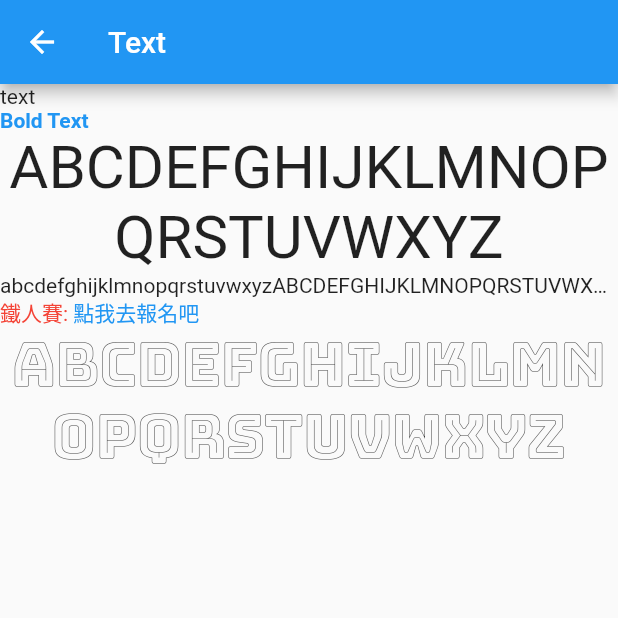
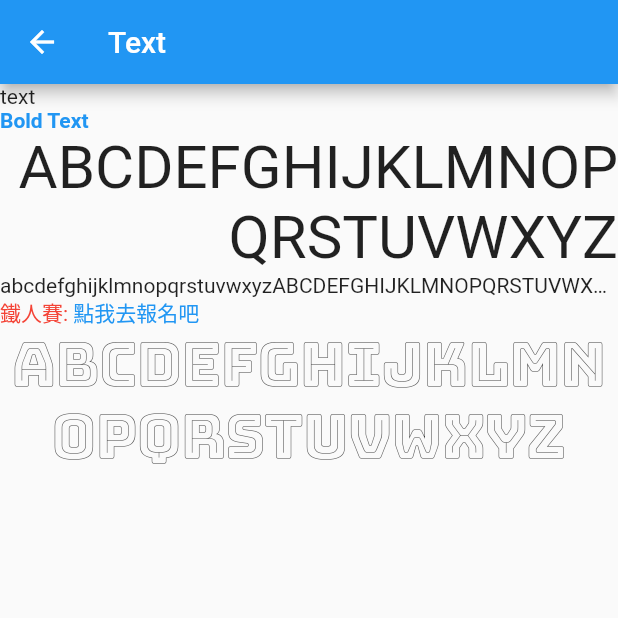
Before and after one commit to swcleo/ithome_flutter, a Flutter app: the screen it shows after launch, after a tap on "Text", on a phone screen of 412 x 824 dp, the top half of it. Run offline on Flutter 3.47's test engine with Material 2 defaults, Android fonts, the phone set to English and light mode, and no system bars.

Commit message:
text image

```diff
--- a/my_widgets/lib/main.dart
+++ b/my_widgets/lib/main.dart
@@ -8,6 +8,7 @@ import 'screen/button.screen.dart';
 import 'screen/form.screen.dart';
 import 'screen/layout.screen.dart';
 import 'screen/container.screen.dart';
+import 'screen/scroll.screen.dart';
 
 void main() => runApp(MyApp());
 
@@ -27,6 +28,7 @@ class MyApp extends StatelessWidget {
         '/form': (context) => FormScreen(),
         '/layout': (context) => LayoutScreen(),
         '/container': (context) => ContainerScreen(),
+        '/scroll': (context) => ScrollScreen(),
       },
     );
   }
--- a/my_widgets/lib/screen/home.screen.dart
+++ b/my_widgets/lib/screen/home.screen.dart
@@ -46,6 +46,10 @@ class HomeScreen extends StatelessWidget {
         title: Text('Container'),
         onTap: () => Navigator.pushNamed(context, '/container'),
       ),
+      ListTile(
+        title: Text('Scroll'),
+        onTap: () => Navigator.pushNamed(context, '/scroll'),
+      ),
     ];
 
     return ListView(children: items);
--- a/my_widgets/lib/screen/text.screen.dart
+++ b/my_widgets/lib/screen/text.screen.dart
@@ -16,7 +16,8 @@ class TextScreen extends StatelessWidget {
 
     var textWithAlgin = Text(
       "ABCDEFGHIJKLMNOPQRSTUVWXYZ",
-      textAlign: TextAlign.center,
+      textDirection: TextDirection.rtl,
+      textAlign: TextAlign.start,
       style: TextStyle(
         fontSize: 40.0,
       ),
```
Also changed, not shown: my_widgets/lib/screen/scroll.screen.dart (added, +49 -0 lines).
